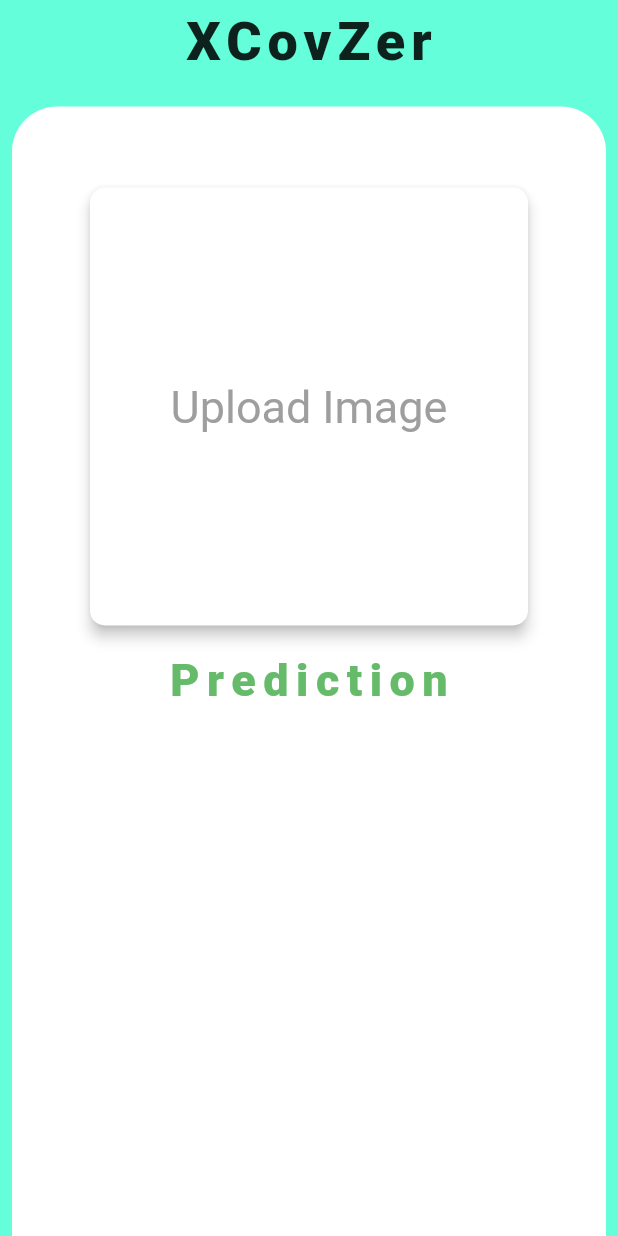
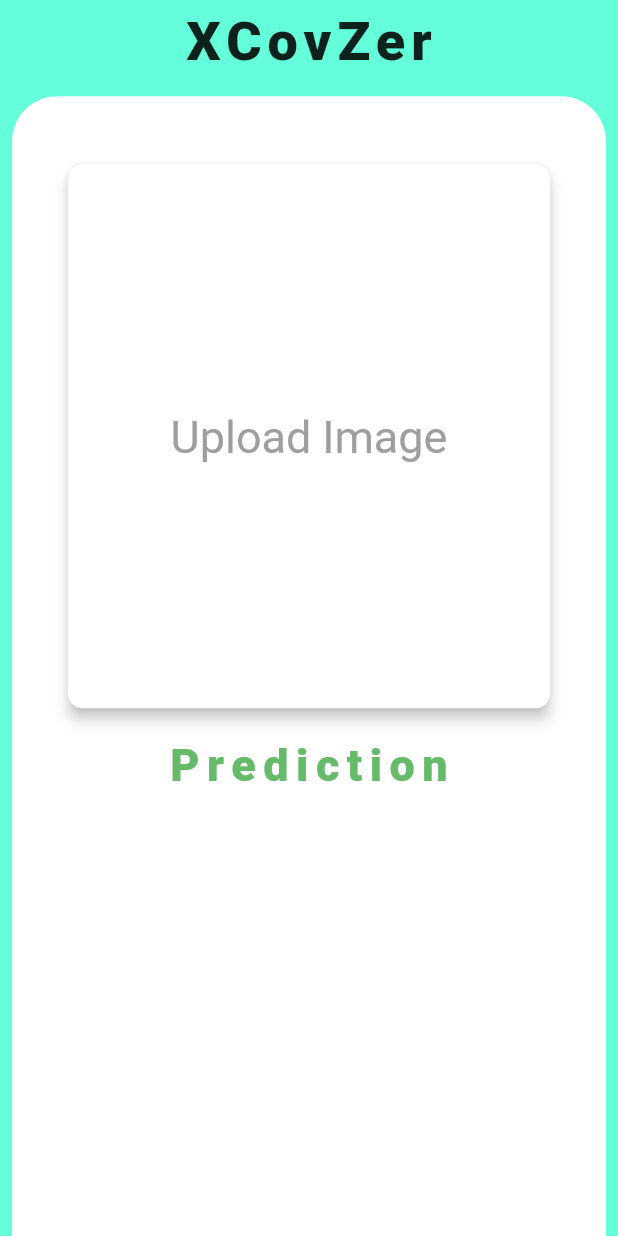
Before and after one commit to Ankan1998/XCOVZER, a Flutter app: the screen it shows after launch, on a phone screen of 412 x 824 dp. Run offline on Flutter 3.47's test engine with Material 2 defaults, Android fonts, the phone set to English and light mode, and no system bars; our stand-ins replace google_fonts; Roboto replaces fonts that are missing (Tangerine).

Commit message:
height changed to mediaquery

```diff
--- a/mlflutter/lib/screen/home_screen.dart
+++ b/mlflutter/lib/screen/home_screen.dart
@@ -27,15 +27,7 @@ class _HomeScreenState extends State<HomeScreen> {
         child: Column(
           children: [
             SizedBox(
-              height:5.0
-            ),
-            // Container(
-            //   width: MediaQuery.of(context).size.width*1.0,
-            //   height: MediaQuery.of(context).size.height*0.15,
-            //   child: ChatHeader(),
-            // ),
-            SizedBox(
-              height:10.0
+              height: MediaQuery.of(context).size.height*0.01
             ),
             Expanded(
               child: Container(
--- a/mlflutter/lib/widgets/home_widget.dart
+++ b/mlflutter/lib/widgets/home_widget.dart
@@ -14,11 +14,11 @@ class _HomeWidgetState extends State<HomeWidget> {
   Widget build(BuildContext context) {
     return Column(
       children: [
-        SizedBox(height:50),
+        SizedBox(height:MediaQuery.of(context).size.height*0.05),
         Center(
           child: SizedBox(
-            width: 300,
-            height: 300,
+            width: MediaQuery.of(context).size.width*0.8,
+            height: MediaQuery.of(context).size.height*0.45,
             child: Card(
               child: Center(
                 child: Text(
@@ -40,7 +40,7 @@ class _HomeWidgetState extends State<HomeWidget> {
           ),
         ),
         SizedBox(
-          height:15
+          height:MediaQuery.of(context).size.height*0.02
         ),
         Prediction()
 
```
